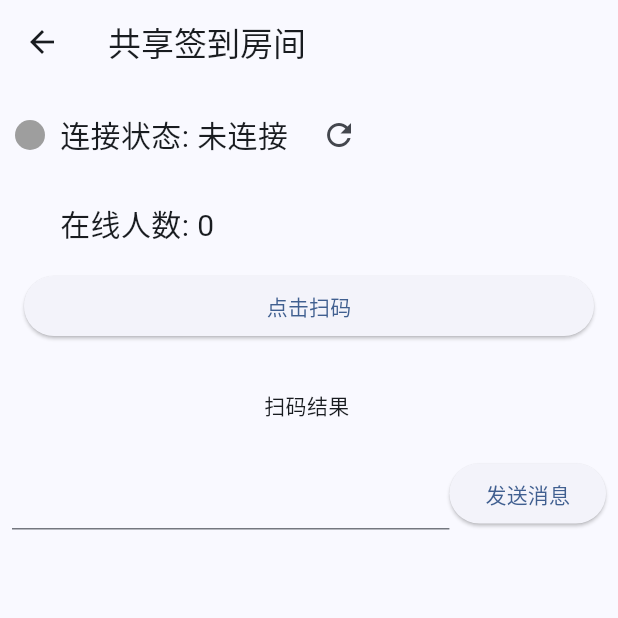
After one commit to 1zhangluo1/fuckketangpai_app, a Flutter app: the SharedRoomPage screen opened directly, after a tap on the "refresh" icon, on a phone screen of 412 x 824 dp, the top half of it. The commit adds this screen. Run offline on Flutter 3.47's test engine with Material 3 defaults, Android fonts, the phone set to English and light mode, and no system bars; our stand-ins replace connectivity_plus, dio, fluttertoast, get, kt_dart, permission_handler and 2 more; missing offline and left inert: mobile_scanner, pointycastle; accounts and stored records are empty; network calls fail.

Commit message:
:zap: feat(): 1.新增加载框；2.重构了websocket房间；

```diff
--- /dev/null
+++ b/jsons/_websocket_message.json
@@ -0,0 +1,4 @@
+{
+  "content": "",
+  "type": ""
+}
--- /dev/null
+++ b/lib/models/websocket_message/websocket_message.dart
@@ -0,0 +1,24 @@
+import 'package:json_annotation/json_annotation.dart';
+
+part 'websocket_message.g.dart';
+
+@JsonSerializable(explicitToJson: true)
+class WebsocketMessage {
+
+  WebsocketMessage(
+      {required this.content,
+      required this.type});
+
+  @JsonKey(name: "content", defaultValue: "")
+  String content;
+
+  @JsonKey(name: "type", defaultValue: "")
+  String type;
+
+
+  factory WebsocketMessage.fromJson(Map<String, dynamic> json) => _$WebsocketMessageFromJson(json);
+
+  Map<String, dynamic> toJson() => _$WebsocketMessageToJson(this);
+
+  factory WebsocketMessage.emptyInstance() => WebsocketMessage(content: "", type: "");
+}
--- a/lib/pages/Sign_Room.dart
+++ b/lib/pages/Sign_Room.dart
@@ -150,7 +150,7 @@ class _SharedSignRoomState extends State<SharedSignRoom> {
 
   void connectToWebSocket() {
     try {
-      channel = IOWebSocketChannel.connect('ws://172.16.0.111:9745/connection');
+      channel = IOWebSocketChannel.connect('ws://172.16.0.108:9745/connection');
       channel?.stream.listen(
         (event) {
           Map<dynamic, dynamic> result = jsonDecode(event);
--- a/lib/pages/add_user/add_with_account.dart
+++ b/lib/pages/add_user/add_with_account.dart
@@ -1,6 +1,5 @@
 import 'package:flutter/material.dart';
 import 'package:fuckketangpai/pages/add_user/add_user_controller.dart';
-import 'package:fuckketangpai/selfwidgets/Toast.dart';
 import 'package:get/get.dart';
 
 class AddWithAccount extends StatelessWidget {
@@ -67,7 +66,7 @@ class AddWithAccount extends StatelessWidget {
               child: ElevatedButton(
                   onPressed: () {
                     if ((c.accountLoginKey.currentState as FormState).validate()) {
-                      c.addUserByAccount();
+                      c.addUserByAccount(context);
                     }
                   },
                   child: Text('添加用户',style: TextStyle(fontSize: 16,letterSpacing: 5),)
--- a/lib/pages/add_user/add_with_phone.dart
+++ b/lib/pages/add_user/add_with_phone.dart
@@ -100,7 +100,7 @@ class _AddWithPhoneState extends State<AddWithPhone> {
               child: ElevatedButton(
                   onPressed: () {
                     if ((c.phoneLoginKey.currentState as FormState).validate()) {
-                      c.addUserByPhone();
+                      c.addUserByPhone(context);
                     }
                   },
                   child: Text('添加用户',style: TextStyle(fontSize: 16,letterSpacing: 5),)
--- a/lib/pages/private_sign_room/private_sign_controller.dart
+++ b/lib/pages/private_sign_room/private_sign_controller.dart
@@ -1,8 +1,5 @@
-import 'dart:convert';
-import 'dart:io';
 import 'package:flutter/cupertino.dart';
 import 'package:flutter/material.dart';
-import 'package:flutter/services.dart';
 import 'package:fuckketangpai/models/local_users/local_users.dart';
 import 'package:fuckketangpai/selfwidgets/sign_ways_select_dialog.dart';
 import 'package:fuckketangpai/service/get_user_by_json.dart';
--- a/lib/pages/room_list/room_list_page.dart
+++ b/lib/pages/room_list/room_list_page.dart
@@ -1,5 +1,6 @@
 import 'package:flutter/material.dart';
 import 'package:fuckketangpai/pages/room_list/room_list_controller.dart';
+import 'package:fuckketangpai/pages/shared_sign_room/shared_room_page.dart';
 import 'package:get/get.dart';
 
 class RoomListPage extends StatefulWidget {
@@ -27,7 +28,7 @@ class _RoomListPageState extends State<RoomListPage> {
                 itemBuilder: (context, index) {
                   final course = roomListController.courses[index];
                   return ListTile(
-                    onTap: () => {},
+                    onTap: () => Get.to(SharedRoomPage()),
                     leading: Icon(
                       Icons.live_tv_outlined,
                       color: course.teaching ? Colors.green : Colors.grey,
--- /dev/null
+++ b/lib/pages/shared_sign_room/shared_room_controller.dart
@@ -0,0 +1,77 @@
+import 'dart:async';
+import 'dart:convert';
+import 'package:flutter/material.dart';
+import 'package:fuckketangpai/models/websocket_message/websocket_message.dart';
+import 'package:fuckketangpai/selfwidgets/Toast.dart';
+import 'package:get/get.dart';
+import 'package:web_socket_channel/io.dart';
+import 'package:web_socket_channel/web_socket_channel.dart';
+
+class SharedRoomController extends GetxController {
+
+  final String url;
+  RxString text = "扫码结果".obs;
+  late WebSocketChannel channel;
+  TextEditingController controller = TextEditingController();
+  RxBool connectionState = false.obs;
+  RxInt userNumbers = 0.obs;
+  FocusNode focusNode = FocusNode();
+  Timer? reconnectTimer; // 定义一个 Timer，用于重连
+  SharedRoomController(this.url);
+
+  void connect() {
+    channel = IOWebSocketChannel.connect(url);
+    channel.stream.listen(
+          (message) {
+            final messageJson = jsonDecode(message);
+            final messageFormat = WebsocketMessage.fromJson(messageJson);
+            if (messageFormat.type == 'judge_status') {
+              connectionState.value = true;
+            } else if (messageFormat.type == 'onlineNums') {
+              int peopleNums = int.parse(messageFormat.content);
+              userNumbers.value = peopleNums;
+            }
+            Toast(messageFormat.content);
+      },
+      onError: (error) {
+        connectionState.value = false;
+        userNumbers.value = 0;
+        Toast('WebSocket连接出错:$error');
+        handleDisconnect(); // 处理断开连接
+      },
+      onDone: () {
+        userNumbers.value = 0;
+        connectionState.value = false;
+      },
+    );
+  }
+
+  @override
+  void onInit() {
+    super.onInit();
+    connect();
+  }
+
+  @override
+  void onClose() {
+    print('已断开websocket连接');
+    reconnectTimer?.cancel();
+    channel.sink.close();
+    super.onClose();
+  }
+
+  void handleDisconnect() {
+    reconnectTimer?.cancel(); // 取消现有的重连定时器
+    // 启动重连逻辑
+    reconnectTimer = Timer.periodic(Duration(seconds: 5), (timer) async {
+      try {
+        channel.sink.close(); // 关闭现有连接
+        connect(); // 重新连接
+        timer.cancel(); // 连接成功，取消重连定时器
+      } catch (e) {
+        connectionState.value = false; // 更新状态
+      }
+    });
+  }
+
+}
--- /dev/null
+++ b/lib/pages/shared_sign_room/shared_room_page.dart
@@ -0,0 +1,110 @@
+import 'package:flutter/material.dart';
+import 'package:fuckketangpai/pages/shared_sign_room/shared_room_controller.dart';
+import 'package:get/get.dart';
+import 'package:mobile_scanner/mobile_scanner.dart';
+import '../scan.dart';
+
+class SharedRoomPage extends StatefulWidget {
+  const SharedRoomPage({super.key});
+
+  @override
+  State<SharedRoomPage> createState() => _SharedRoomPageState();
+}
+
+class _SharedRoomPageState extends State<SharedRoomPage> {
+
+  final c = Get.put(SharedRoomController('ws://172.16.0.108:9745/connection'));
+
+  @override
+  Widget build(BuildContext context) {
+    return Scaffold(
+      appBar: AppBar(
+        title: Text('共享签到房间'),
+      ),
+      body: SingleChildScrollView(
+        child: Column(
+          children: [
+            Padding(
+              padding: const EdgeInsets.all(10.0),
+              child: Obx(
+                    () => Row(
+                  children: [
+                    ClipOval(
+                      child: Container(
+                        width: 20,
+                        height: 20,
+                        color: c.connectionState.value
+                            ? Colors.greenAccent
+                            : Colors.grey,
+                      ),
+                    ),
+                    SizedBox(
+                      width: 10,
+                    ),
+                    Text(
+                      '连接状态: ${c.connectionState.value ? '正常连接' : '未连接'}',
+                      style: TextStyle(fontSize: 20),
+                    ),
+                    SizedBox(
+                      width: 10,
+                    ),
+                    IconButton(onPressed: () {c.handleDisconnect();}, icon: Icon(Icons.refresh_outlined))
+                  ],
+                ),
+              ),
+            ),
+            SizedBox(
+              height: 10,
+            ),
+            Padding(
+              padding: const EdgeInsets.only(left: 40.0),
+              child: Align(
+                  alignment: Alignment.topLeft,
+                  child: Obx(() => Text(
+                    '在线人数: ${c.userNumbers.value}',
+                    style: TextStyle(fontSize: 20),
+                  ))),
+            ),
+            Container(
+              margin: EdgeInsets.all(16),
+              width: double.infinity,
+              child: ElevatedButton(
+                onPressed: () async {
+                  BarcodeCapture result = await Get.to(Scan());
+                },
+                child: Text("点击扫码"),
+              ),
+            ),
+
+            Padding(
+              padding: const EdgeInsets.all(16.0),
+              child: Obx(() => SelectableText(
+                c.text.value,
+                focusNode: c.focusNode,
+              )),
+            ),
+            Padding(
+              padding: const EdgeInsets.all(8.0),
+              child: Row(
+                mainAxisAlignment: MainAxisAlignment.spaceAround,
+                children: [
+                  Expanded(
+                    child: TextField(
+                      controller: c.controller,
+                    ),
+                  ),
+                  ElevatedButton(
+                    onPressed: () {},
+                      // onPressed: () => c.controller.value.text.isNotEmpty
+                      //     ? senMessage(message: c.controller.value.text, isSign: false)
+                      //     : Toast('不能为空'),
+                      child: Text('发送消息')),
+                ],
+              ),
+            ),
+          ],
+        ),
+      ),
+    );
+  }
+}
--- a/pubspec.yaml
+++ b/pubspec.yaml
@@ -47,6 +47,7 @@ dependencies:
   web_socket_channel: ^2.4.5
   path_provider: ^2.1.4
   permission_handler: ^11.3.1
+  connectivity_plus: ^6.1.0
 
 
 dev_dependencies:
```
Also changed, not shown: lib/events/internet_listener.dart (added, +17 -0 lines), lib/gen/assets.gen.dart (+0 -11 lines), lib/pages/add_user/add_user_controller.dart (+13 -3 lines), lib/pages/upload_suggest.dart (+7 -1 lines), lib/selfwidgets/loading_dialog.dart (added, +48 -0 lines), lib/service/websocket_utils/websocket_utils.dart (added, +36 -0 lines), lib/models/courses_list/courses_list.g.dart, lib/models/websocket_message/websocket_message.g.dart (added), pubspec.lock, 3 other files.
